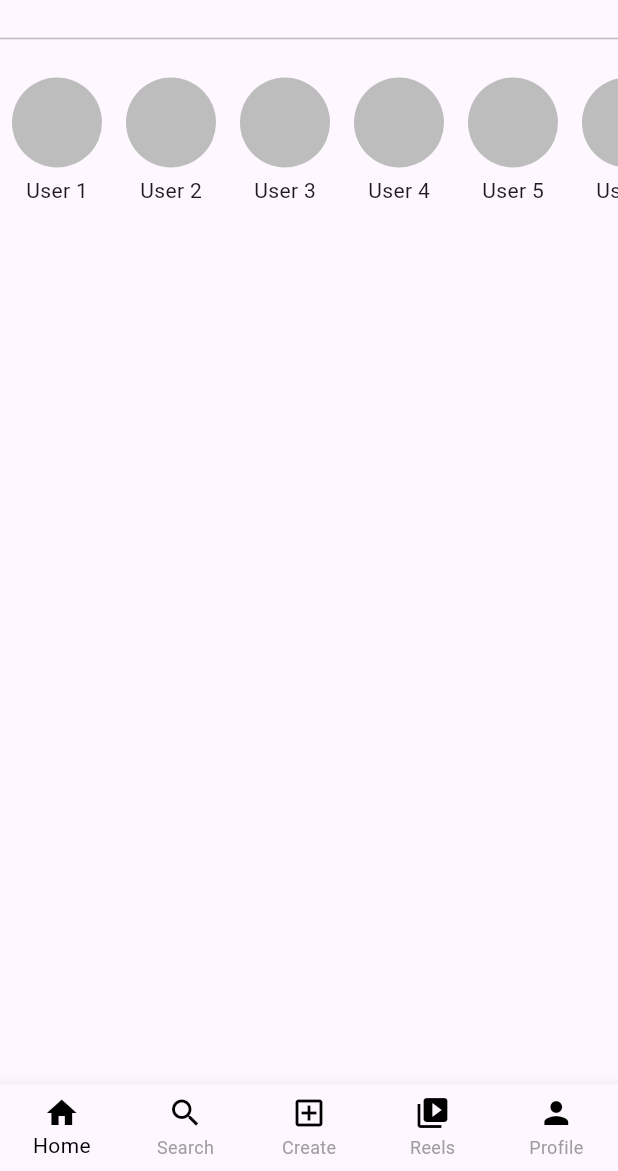
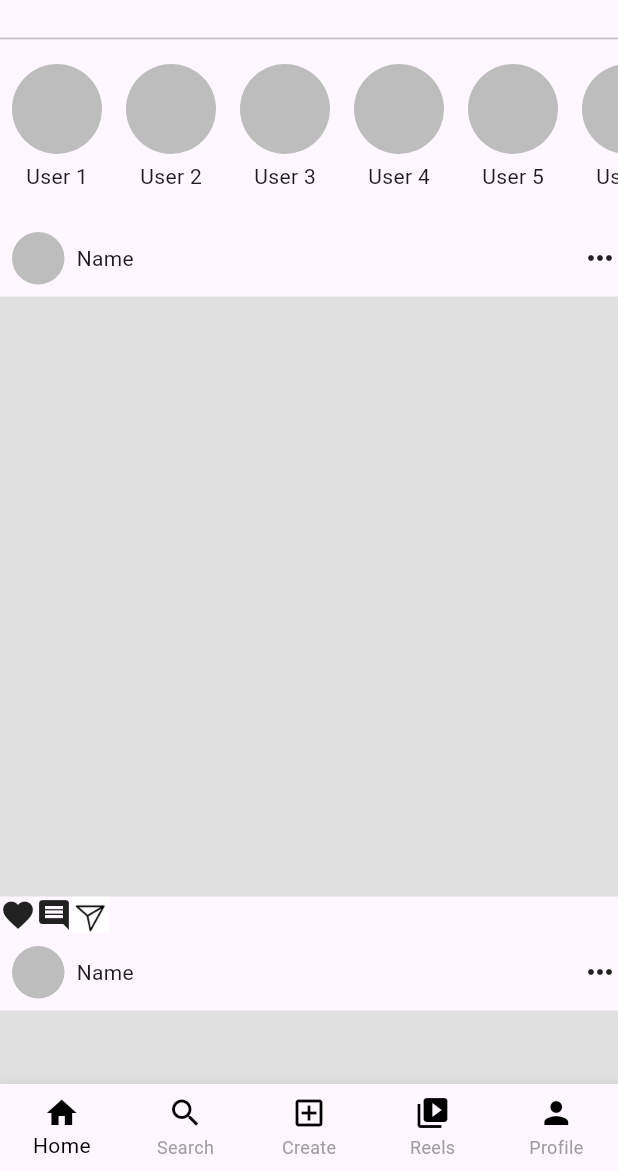
Before and after one commit to Pradeep1234566/Instagram_clone, a Flutter app: the screen it shows after launch, on a phone screen of 412 x 824 dp, the part 65-1236 px from its top. Run offline on Flutter 3.47's test engine with Material 3 defaults, Android fonts, the phone set to English and light mode, and no system bars; Roboto replaces fonts that are missing (Cursive).

Commit message:
Post of the user done

```diff
--- a/lib/pages/bubble_stories.dart
+++ b/lib/pages/bubble_stories.dart
@@ -2,7 +2,6 @@ import 'package:flutter/material.dart';
 
 class BubbleStories extends StatelessWidget {
   final String text;
-
 
   const BubbleStories({super.key, required this.text});
 
--- a/lib/pages/home.dart
+++ b/lib/pages/home.dart
@@ -1,5 +1,6 @@
 import 'package:flutter/material.dart';
 import 'package:instagram/pages/bubble_stories.dart';
+import 'package:instagram/pages/post.dart';
 
 class Home extends StatelessWidget {
   Home({super.key});
@@ -49,10 +50,10 @@ class Home extends StatelessWidget {
               color: Colors.grey[400],
             ),
             SizedBox(
-              height: 10,
+              height: 1,
             ),
             Container(
-                height: 130,
+                height: 110,
                 child: ListView.builder(
                     itemCount: Name.length,
                     scrollDirection: Axis.horizontal,
@@ -61,6 +62,17 @@ class Home extends StatelessWidget {
                         text: Name[index],
                       );
                     })),
+            SizedBox(height: 2),
+            Expanded(
+              child: ListView.builder(
+                itemCount: Name.length, // Replace with the actual number of posts
+                itemBuilder: (context, index) {
+                  return MyPost(
+                      // Pass necessary data to MyPost widget
+                      );
+                },
+              ),
+            ),
           ],
         ),
       ),
--- /dev/null
+++ b/lib/pages/post.dart
@@ -0,0 +1,52 @@
+import 'package:flutter/material.dart';
+
+class MyPost extends StatelessWidget {
+  const MyPost({super.key});
+
+  @override
+  Widget build(BuildContext context) {
+    return Column(
+      children: [
+        Row(
+          mainAxisAlignment: MainAxisAlignment.spaceBetween,
+          children: [
+            Row(
+              children: [
+                Padding(
+                  padding: const EdgeInsets.all(8.0),
+                  child: Container(
+                    width: 35,
+                    height: 35,
+                    decoration: BoxDecoration(
+                      shape: BoxShape.circle,
+                      color: Colors.grey[400],
+                    ),
+                  ),
+                ),
+                Text("Name"),
+              ],
+            ),
+            Icon(Icons.more_horiz),
+          ],
+        ),
+        Container(
+          height: 400,
+          decoration: BoxDecoration(
+            color: Colors.grey[300],
+          ),
+        ),
+        Row(
+          children: [
+            Icon(Icons.favorite),
+            Icon(Icons.comment),
+            Image.asset(
+              'assests/images/DM.png',
+              height: 25,
+              width: 25,
+            )
+          ],
+        )
+      ],
+    );
+  }
+}
--- a/pubspec.yaml
+++ b/pubspec.yaml
@@ -60,7 +60,7 @@ flutter:
   # To add assets to your application, add an assets section, like this:
   assets:
     - assests/images/
-  #   - images/a_dot_ham.jpeg
+
 
   # An image asset can refer to one or more resolution-specific "variants", see
   # https://flutter.dev/to/resolution-aware-images
```
Also changed, not shown: assests/images/P1.jpg (added).
